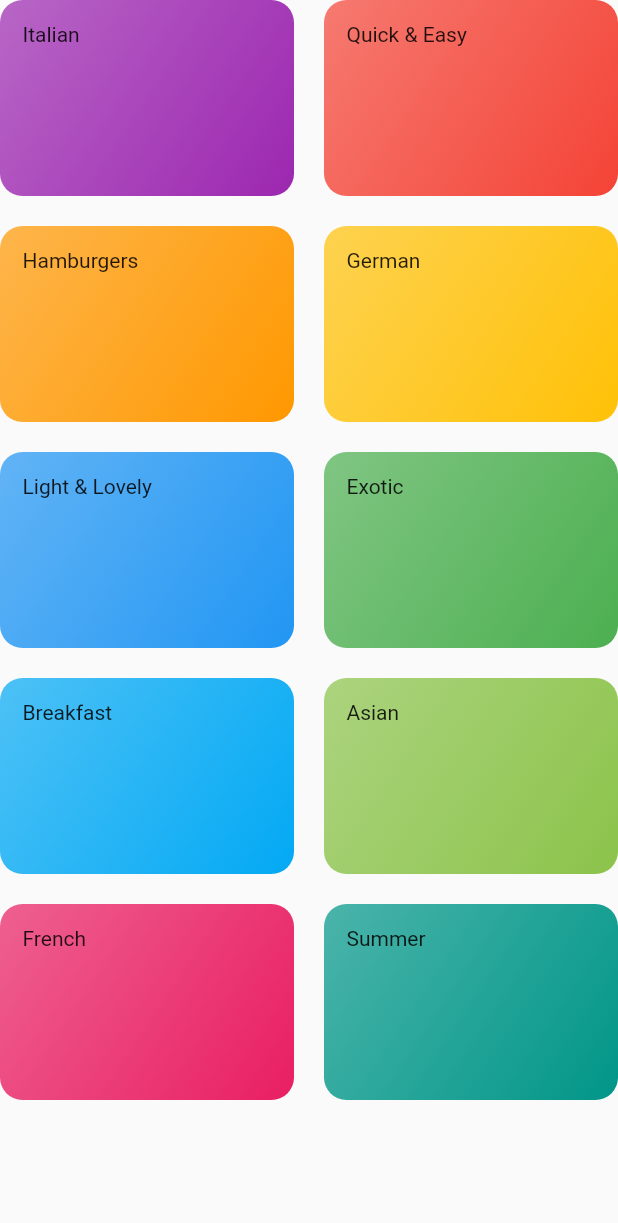
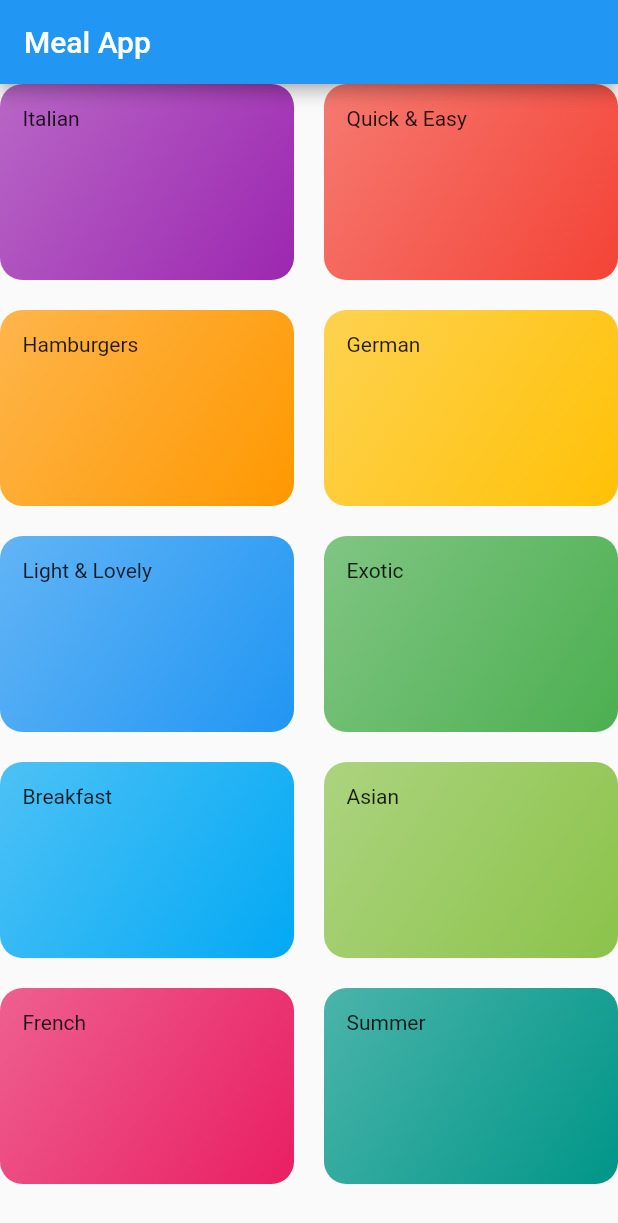
Before and after one commit to thomasbonnet12/meal_app_flutter, a Flutter app: the CategoriesScreen screen opened directly, on a phone screen of 412 x 824 dp. Shown: the top 1223 px of the screen. Run offline on Flutter 3.47's test engine with Material 2 defaults, Android fonts, the phone set to English and light mode, and no system bars.

Commit message:
home entry point is now categories_scree.dart. Scaffold with appbar added to categories_screen.dart

```diff
--- a/lib/categories_screen.dart
+++ b/lib/categories_screen.dart
@@ -7,7 +7,11 @@ class CategoriesScreen extends StatelessWidget {
 
   @override
   Widget build(BuildContext context) {
-    return GridView(
+    return Scaffold(
+      appBar: AppBar(
+        title: const Text('Meal App'),
+      ),
+      body: GridView(
         children: DUMMY_CATEGORIES
             .map((catData) => CategoryItem(catData.title, catData.color))
             .toList(),
@@ -17,6 +21,7 @@ class CategoriesScreen extends StatelessWidget {
           crossAxisSpacing: 20,
           mainAxisSpacing: 20,
         ),
+      ),
     );
   }
 }
```
Also changed, not shown: lib/main.dart (+2 -20 lines). Lines whose indentation alone changed are shown as unchanged.
